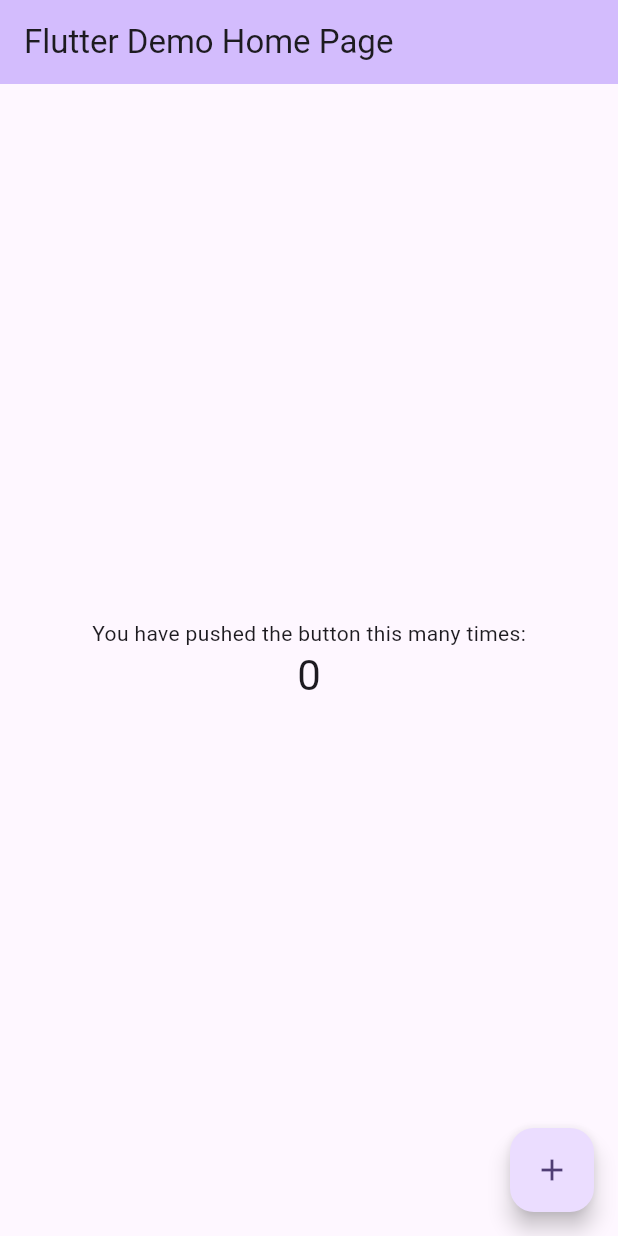
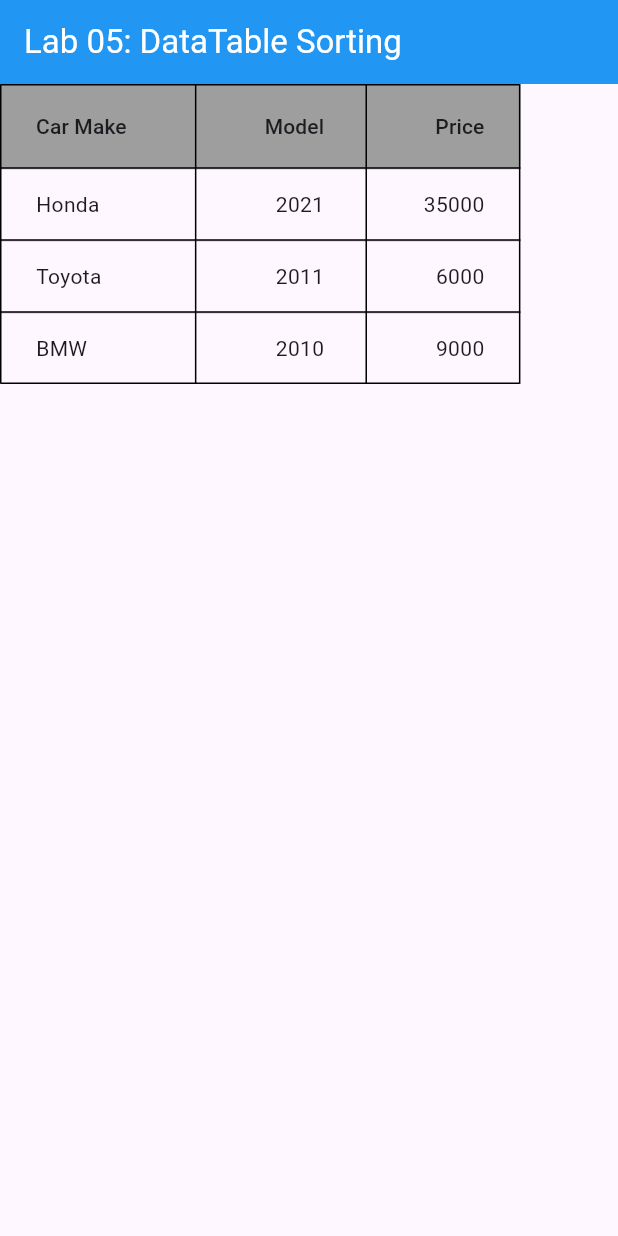
Before and after one commit to CheezyChillz/TMA3084_G02_Lab05_Lesson07_PartB, a Flutter app: the screen it shows after launch, on a phone screen of 412 x 824 dp. Run offline on Flutter 3.47's test engine with Material 3 defaults, Android fonts, the phone set to English and light mode, and no system bars.

Commit message:
Add Lab B DataTable sorting

```diff
--- a/lib/main.dart
+++ b/lib/main.dart
@@ -1,121 +1,86 @@
 import 'package:flutter/material.dart';
 
 void main() {
-  runApp(const MyApp());
+  runApp(const MaterialApp(
+    debugShowCheckedModeBanner: false,
+    home: CarTablePage(),
+  ));
 }
 
-class MyApp extends StatelessWidget {
-  const MyApp({super.key});
+class Car {
+  Car(this.make, this.model, this.price);
 
-  // This widget is the root of your application.
-  @override
-  Widget build(BuildContext context) {
-    return MaterialApp(
-      title: 'Flutter Demo',
-      theme: ThemeData(
-        // This is the theme of your application.
-        //
-        // TRY THIS: Try running your application with "flutter run". You'll see
-        // the application has a purple toolbar. Then, without quitting the app,
-        // try changing the seedColor in the colorScheme below to Colors.green
-        // and then invoke "hot reload" (save your changes or press the "hot
-        // reload" button in a Flutter-supported IDE, or press "r" if you used
-        // the command line to start the app).
-        //
-        // Notice that the counter didn't reset back to zero; the application
-        // state is not lost during the reload. To reset the state, use hot
-        // restart instead.
-        //
-        // This works for code too, not just values: Most code changes can be
-        // tested with just a hot reload.
-        colorScheme: .fromSeed(seedColor: Colors.deepPurple),
-      ),
-      home: const MyHomePage(title: 'Flutter Demo Home Page'),
-    );
-  }
+  final String make;
+  final int model;
+  final int price;
 }
 
-class MyHomePage extends StatefulWidget {
-  const MyHomePage({super.key, required this.title});
-
-  // This widget is the home page of your application. It is stateful, meaning
-  // that it has a State object (defined below) that contains fields that affect
-  // how it looks.
-
-  // This class is the configuration for the state. It holds the values (in this
-  // case the title) provided by the parent (in this case the App widget) and
-  // used by the build method of the State. Fields in a Widget subclass are
-  // always marked "final".
-
-  final String title;
+class CarTablePage extends StatefulWidget {
+  const CarTablePage({super.key});
 
   @override
-  State<MyHomePage> createState() => _MyHomePageState();
+  State<CarTablePage> createState() => _CarTablePageState();
 }
 
-class _MyHomePageState extends State<MyHomePage> {
-  int _counter = 0;
+class _CarTablePageState extends State<CarTablePage> {
+  int? sortColumnIndex;
+  bool sortAscending = true;
 
-  void _incrementCounter() {
+  final List<Car> cars = [
+    Car('Honda', 2021, 35000),
+    Car('Toyota', 2011, 6000),
+    Car('BMW', 2010, 9000),
+  ];
+
+  void sortBy(int columnIndex, bool ascending, int Function(Car a, Car b) compare) {
     setState(() {
-      // This call to setState tells the Flutter framework that something has
-      // changed in this State, which causes it to rerun the build method below
-      // so that the display can reflect the updated values. If we changed
-      // _counter without calling setState(), then the build method would not be
-      // called again, and so nothing would appear to happen.
-      _counter++;
+      cars.sort((a, b) => ascending ? compare(a, b) : compare(b, a));
+      sortColumnIndex = columnIndex;
+      sortAscending = ascending;
     });
   }
 
   @override
   Widget build(BuildContext context) {
-    // This method is rerun every time setState is called, for instance as done
-    // by the _incrementCounter method above.
-    //
-    // The Flutter framework has been optimized to make rerunning build methods
-    // fast, so that you can just rebuild anything that needs updating rather
-    // than having to individually change instances of widgets.
     return Scaffold(
       appBar: AppBar(
-        // TRY THIS: Try changing the color here to a specific color (to
-        // Colors.amber, perhaps?) and trigger a hot reload to see the AppBar
-        // change color while the other colors stay the same.
-        backgroundColor: Theme.of(context).colorScheme.inversePrimary,
-        // Here we take the value from the MyHomePage object that was created by
-        // the App.build method, and use it to set our appbar title.
-        title: Text(widget.title),
+        title: const Text('Lab 05: DataTable Sorting'),
+        backgroundColor: Colors.blue,
+        foregroundColor: Colors.white,
       ),
-      body: Center(
-        // Center is a layout widget. It takes a single child and positions it
-        // in the middle of the parent.
-        child: Column(
-          // Column is also a layout widget. It takes a list of children and
-          // arranges them vertically. By default, it sizes itself to fit its
-          // children horizontally, and tries to be as tall as its parent.
-          //
-          // Column has various properties to control how it sizes itself and
-          // how it positions its children. Here we use mainAxisAlignment to
-          // center the children vertically; the main axis here is the vertical
-          // axis because Columns are vertical (the cross axis would be
-          // horizontal).
-          //
-          // TRY THIS: Invoke "debug painting" (choose the "Toggle Debug Paint"
-          // action in the IDE, or press "p" in the console), to see the
-          // wireframe for each widget.
-          mainAxisAlignment: .center,
-          children: [
-            const Text('You have pushed the button this many times:'),
-            Text(
-              '$_counter',
-              style: Theme.of(context).textTheme.headlineMedium,
+      body: SingleChildScrollView(
+        scrollDirection: Axis.horizontal,
+        child: DataTable(
+          sortColumnIndex: sortColumnIndex,
+          sortAscending: sortAscending,
+          border: TableBorder.all(color: Colors.black),
+          headingRowColor: WidgetStateProperty.all<Color>(Colors.grey),
+          columns: [
+            DataColumn(
+              label: const Text('Car Make'),
+              onSort: (i, asc) => sortBy(i, asc, (a, b) => a.make.compareTo(b.make)),
+            ),
+            DataColumn(
+              label: const Text('Model'),
+              numeric: true,
+              onSort: (i, asc) => sortBy(i, asc, (a, b) => a.model.compareTo(b.model)),
+            ),
+            DataColumn(
+              label: const Text('Price'),
+              numeric: true,
+              onSort: (i, asc) => sortBy(i, asc, (a, b) => a.price.compareTo(b.price)),
             ),
           ],
+          rows: cars.map((car) {
+            return DataRow(
+              cells: [
+                DataCell(Text(car.make)),
+                DataCell(Text(car.model.toString())),
+                DataCell(Text(car.price.toString())),
+              ],
+            );
+          }).toList(),
         ),
-      ),
-      floatingActionButton: FloatingActionButton(
-        onPressed: _incrementCounter,
-        tooltip: 'Increment',
-        child: const Icon(Icons.add),
       ),
     );
   }
```
